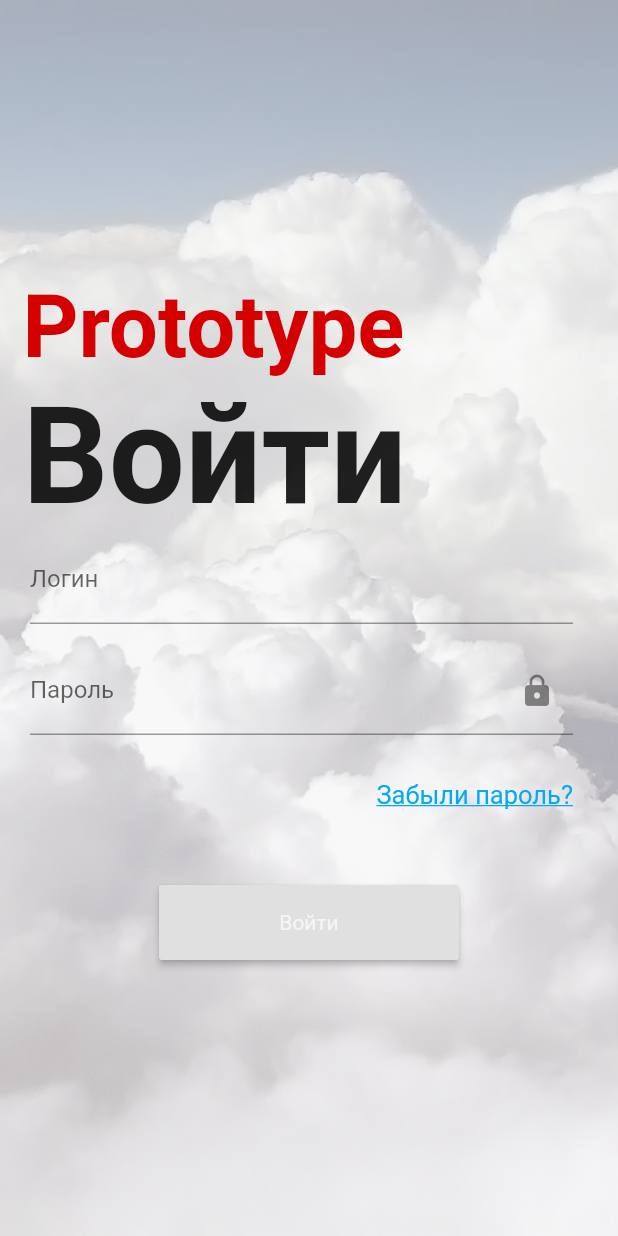
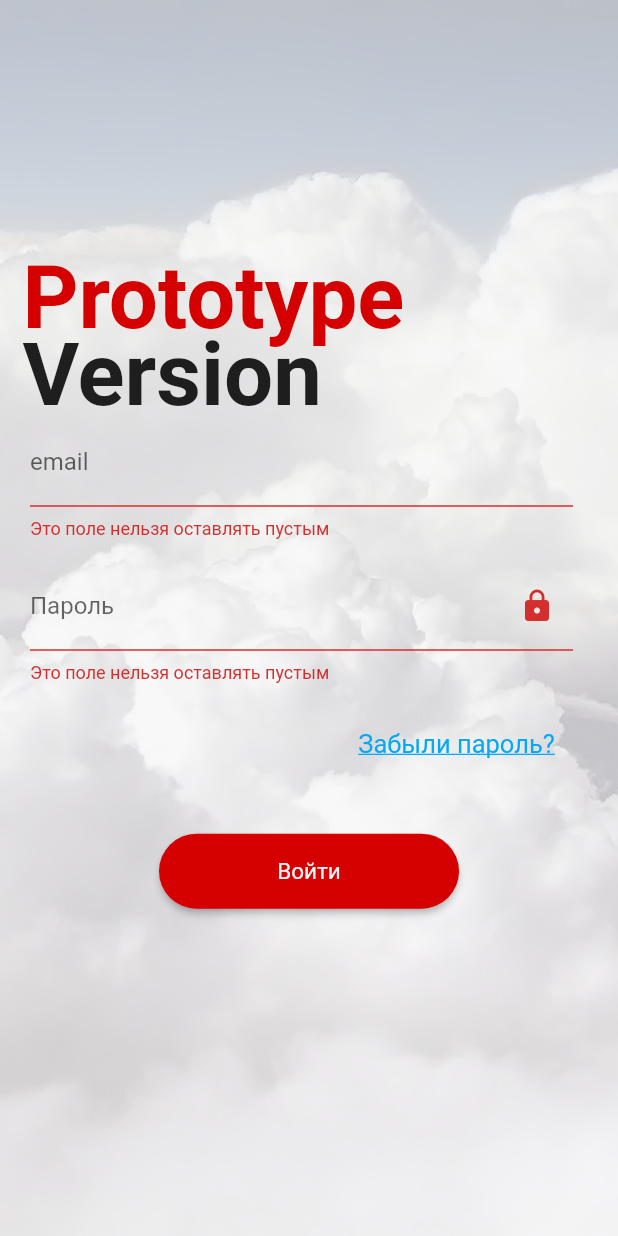
Before and after one commit to Tauassar/prototype, a Flutter app: the screen it shows after launch, after a tap on "Войти", on a phone screen of 412 x 824 dp. Run offline on Flutter 3.47's test engine with Material 2 defaults, Android fonts, the phone set to English and light mode, and no system bars; our stand-ins replace auto_size_text, firebase_auth; accounts and stored records are empty.

Commit message:
authentication completed, //TODO reset password is not working

```diff
--- a/lib/service/auth_service.dart
+++ b/lib/service/auth_service.dart
@@ -20,3 +20,28 @@ class AuthService {
   }
 
 }
+
+
+class EmailValidator {
+  static String validate(String value) {
+    if(value.isEmpty) {
+      return "Это поле нельзя оставлять пустым";
+    }
+    return null;
+  }
+}
+
+class PasswordValidator {
+  static String validate(String value) {
+    if(value.isEmpty) {
+      return "Это поле нельзя оставлять пустым";
+    }
+    if(value.length < 6) {
+      return "Пароль должен содердать не менее 6 символов";
+    }
+    if(value.length > 50) {
+      return "Слишком много символов для пароля";
+    }
+    return null;
+  }
+}
--- a/lib/views/login.dart
+++ b/lib/views/login.dart
@@ -2,6 +2,7 @@ import 'package:flutter/material.dart';
 import '../widgets/Navigation.dart';
 import '../service/auth_service.dart';
 import '../widgets/provider_widget.dart';
+import 'package:auto_size_text/auto_size_text.dart';
 
 
 
@@ -10,52 +11,49 @@ class LoginPage extends StatefulWidget {
   _LoginPageState createState() => _LoginPageState();
 }
 
+
+
 class _LoginPageState extends State<LoginPage> {
+  final GlobalKey<FormState> _formKey = GlobalKey<FormState>();
   final controlEmail = TextEditingController();
   final controlPass = TextEditingController();
-
-  bool _obscureText=true;
-  IconData _lock=Icons.lock;
-
-
-  final formKey = GlobalKey<FormState>();
-  String _email, _password;
-
+  bool _obscureText = true;
+  IconData _lock = Icons.lock;
+  String _email, _password, _error;
 
 
   void submit() async {
-    final form = formKey.currentState;
-//    form.save();
+    if (validate()) {
       try {
-      final auth = Provider.of(context).auth;
+        final auth = Provider
+            .of(context)
+            .auth;
         String uid = await auth.signInWithEmailAndPassword(_email, _password);
         print("Signed In with ID $uid");
         Navigator.of(context).pushReplacementNamed('/home');
       } catch (e) {
-      print (e);
+        print(e);
+        setState(() {
+          _error = e.message;
+        });
+      }
     }
   }
 
   Widget confirmButton(BuildContext context) {
     return RaisedButton(
-
-//    borderRadius: BorderRadius.circular(20),
-//    shadowColor: Colors.redAccent[700],
-//    color: Colors.redAccent[700],
-//    elevation: 7,
-      onPressed:() {
-        //                      Navigator.push(
-        //                        context,
-        //                        MaterialPageRoute(builder: (context)=>Navigation()),
-        //                      );
-        _email=controlEmail.text;
-        _password=controlPass.text;
-        print('\n\n\n$_email $_password\n\n\n');
+      color: Colors.redAccent[700],
+      shape: RoundedRectangleBorder(
+          borderRadius: BorderRadius.circular(30.0)),
+      onPressed: () {
+        _email = controlEmail.text;
+        _password = controlPass.text;
         submit();
       },
       child: Center(
         child: Text('Войти',
           style: TextStyle(
+            fontSize: 15,
             color: Colors.grey[100],
           ),
         ),
@@ -64,24 +62,19 @@ class _LoginPageState extends State<LoginPage> {
   }
 
 
-    @override
-    Widget build(BuildContext context) {
-      return Scaffold(
-        backgroundColor: Colors.grey[100],
+  bool validate() {
+    final form = _formKey.currentState;
+    form.save();
+    if (form.validate()) {
+      form.save();
+      return true;
+    } else {
+      return false;
+    }
+  }
 
-        body: Container(
-          decoration: BoxDecoration(
-              image: DecorationImage(
-                colorFilter: ColorFilter.mode(Colors.black.withOpacity(0.35), BlendMode.dstATop),
-                image: AssetImage('assets/img/bg1.jpg'),
-                fit: BoxFit.cover,
-              )
-          ),
-          child: SafeArea(
-            child: Column(
-              mainAxisAlignment: MainAxisAlignment.center,
-              children: <Widget>[
-                Container(
+  Widget mainTitle(BuildContext context) {
+    return Container(
       child: Padding(
         padding: EdgeInsets.fromLTRB(15, 0, 0, 0),
         child: Align(
@@ -89,42 +82,98 @@ class _LoginPageState extends State<LoginPage> {
           child: RichText(
             text: TextSpan(
               text: 'Prototype\n',
-                          style: TextStyle(fontSize: 58, fontFamily: 'Roboto', fontWeight: FontWeight.bold, color: Colors.redAccent[700]),
+              style: TextStyle(fontSize: 58,
+                  fontFamily: 'Roboto',
+                  fontWeight: FontWeight.bold,
+                  color: Colors.redAccent[700]),
               children: <TextSpan>[
                 TextSpan(
-                                text: 'Войти',
-                                style: TextStyle(fontSize: 90, fontFamily: 'Roboto', fontWeight: FontWeight.bold, color: Colors.black87  )),
+                    text: 'Version',
+                    style: TextStyle(height: 0.8,
+                        fontSize: 58,
+                        fontFamily: 'Roboto',
+                        fontWeight: FontWeight.bold,
+                        color: Colors.black87)),
               ],
             ),
           ),
         ),
       ),
+    );
+  }
+
+
+  Widget showAlert() {
+    if (_error != null) {
+      return Container(
+        height: 10,
+        color: Colors.amberAccent,
+        width: double.infinity,
+        padding: EdgeInsets.all(8.0),
+        child: Row(
+          children: <Widget>[
+            Padding(
+              padding: const EdgeInsets.only(right: 8.0),
+              child: Icon(Icons.error_outline),
             ),
-                Container(
+            Expanded(
+              child: AutoSizeText(
+                _error,
+                maxLines: 3,
+              ),
+            ),
+            Padding(
+              padding: const EdgeInsets.only(left: 8.0),
+              child: IconButton(
+                icon: Icon(Icons.close),
+                onPressed: () {
+                  setState(() {
+                    _error = null;
+                  });
+                },
+              ),
+            )
+          ],
+        ),
+      );
+    }
+    else{
+      return Container();
+    }
+  }
+
+
+    Widget textFields(BuildContext context) {
+      return Container(
         padding: EdgeInsets.fromLTRB(20, 0, 30, 0),
+        child: Form(
+          key: _formKey,
           child: Column(
             children: <Widget>[
-                      TextField(
+              TextFormField(
                 controller: controlEmail,
+                validator: (value) {
+                  return EmailValidator.validate(value);
+                },
                 decoration: InputDecoration(
                     border: UnderlineInputBorder(),
-                            labelText: 'Логин',
+                    labelText: 'email',
                     labelStyle: TextStyle(
                       fontFamily: 'Roboto',
                       fontWeight: FontWeight.normal,
                     )
                 ),
               ),
-                      SizedBox( height: 15),
-                      TextField(
+              SizedBox(height: 15),
+              TextFormField(
                 controller: controlPass,
-//                        onSubmitted: (value)=>this._password=value,
                 obscureText: _obscureText,
+                validator: PasswordValidator.validate,
                 decoration: InputDecoration(
-                            suffixIcon: IconButton(icon: Icon(_lock), onPressed: (){
+                    suffixIcon: IconButton(icon: Icon(_lock), onPressed: () {
                       setState(() {
-                                _obscureText=!_obscureText;
-                                _lock=_obscureText?Icons.lock:Icons.lock_open;
+                        _obscureText = !_obscureText;
+                        _lock = _obscureText ? Icons.lock : Icons.lock_open;
                       });
                     }),
                     border: UnderlineInputBorder(),
@@ -135,9 +184,41 @@ class _LoginPageState extends State<LoginPage> {
                     )
                 ),
               ),
-                      SizedBox( height: 30 ),
+            ],
+          ),
+        ),
+      );
+    }
+
+    @override
+    Widget build(BuildContext context) {
+      final _width = MediaQuery.of(context).size.width;
+      final _height = MediaQuery.of(context).size.height;
+      return Scaffold(
+        backgroundColor: Colors.grey[100],
+        body: Container(
+          decoration: BoxDecoration(
+              image: DecorationImage(
+                colorFilter: ColorFilter.mode(
+                    Colors.black.withOpacity(0.25), BlendMode.dstATop),
+                image: AssetImage('assets/img/bg1.jpg'),
+                fit: BoxFit.cover,
+              )
+          ),
+          child: SafeArea(
+            child: Column(
+              mainAxisAlignment: MainAxisAlignment.start,
+              children: <Widget>[
+                SizedBox(
+                    height: _height*0.1,
+                    child: showAlert()),
+              SizedBox(
+                height: _height*0.1),
+                mainTitle(context),
+                textFields(context),
+                SizedBox(height: 30),
                 Container(
-                        alignment: Alignment(1.0, 0.0),
+                  alignment: Alignment(0.7, 0.0),
                   child: Text('Забыли пароль?',
                     style: TextStyle(
                         color: Colors.lightBlue,
@@ -145,11 +226,8 @@ class _LoginPageState extends State<LoginPage> {
                         decoration: TextDecoration.underline
                     ),
                   ),
-                      )
-                    ],
                 ),
-                ),
-                SizedBox( height: 50),
+                SizedBox(height: 50),
                 Container(
                   width: 200,
                   height: 50,
--- a/lib/views/profile.dart
+++ b/lib/views/profile.dart
@@ -1,6 +1,9 @@
 import 'package:flutter/cupertino.dart';
 import 'package:flutter/material.dart';
 import '../widgets/CreditCard.dart';
+import '../widgets/provider_widget.dart';
+import '../widgets/PlainText.dart';
+import '../service/auth_service.dart';
 
 class ProfilePage extends StatelessWidget {
   String name;
@@ -51,9 +54,18 @@ class ProfilePage extends StatelessWidget {
                                         ),
                                     ],),
                                   IconButton(
+                                      onPressed: () async {
+                                        try {
+                                          AuthService auth = Provider.of(context).auth;
+                                          await auth.signOut();
+                                          print("Signed Out!");
+                                        } catch (e) {
+                                          print (e);
+                                        }
+                                      },
                                       alignment: Alignment.centerRight,
                                       padding: EdgeInsets.fromLTRB(0, 0, 20, 0),
-                                      icon: Icon(Icons.settings), onPressed: null),
+                                      icon: Icon(Icons.settings)),
                                   ],),
                           ],),
                   ),
@@ -77,6 +89,26 @@ class ProfilePage extends StatelessWidget {
                         thickness: 3,
                       ),
                       CardW(cardList),
+                      SizedBox( height: 15 ),
+                      RaisedButton(
+                        color: Colors.redAccent[700],
+                        shape: RoundedRectangleBorder(
+                            borderRadius: BorderRadius.circular(30.0)),
+                        onPressed: (){
+                          Navigator.push(context,
+                            MaterialPageRoute(builder: (context)=>PlainText('filler', 'Sample Text: ')),
+                          );},
+                        child: Row(
+                          mainAxisAlignment: MainAxisAlignment.center,
+                          children: <Widget>[
+                            Text('Добавить карту',
+                              style: TextStyle(fontSize: 25, color: Colors.grey[100],),),
+                            Icon(Icons.add_circle_outline,
+                              size: 30,
+                              color: Colors.grey[100],),
+                          ],
+                        ),
+                      )
                       ],
                 ),
               )
--- a/lib/widgets/CreditCard.dart
+++ b/lib/widgets/CreditCard.dart
@@ -28,23 +28,7 @@ class CardW extends StatelessWidget {
             itemBuilder: (BuildContext context, int index)=>buildCard(context, index)
         ),
       ),
-        SizedBox( height: 15 ),
-        RaisedButton(
-          onPressed: (){
-            Navigator.push(context,
-            MaterialPageRoute(builder: (context)=>PlainText('filler', 'Sample Text: ')),
-          );},
-          child: Row(
-            mainAxisAlignment: MainAxisAlignment.center,
-            children: <Widget>[
-              Text('Добавить карту',
-                style: TextStyle(fontSize: 25, color: Colors.grey[100],),),
-              Icon(Icons.add_circle_outline,
-                size: 30,
-                color: Colors.grey[100],),
-            ],
-          ),
-        )
+
     ],);
   }
 
--- a/pubspec.yaml
+++ b/pubspec.yaml
@@ -25,6 +25,7 @@ dependencies:
     sdk: flutter
 
   cloud_firestore: ^0.13.6
+  auto_size_text: ^2.1.0
   firebase_auth: ^0.16.1
 
 
```
Also changed, not shown: pubspec.lock. Lines whose indentation alone changed are shown as unchanged.
